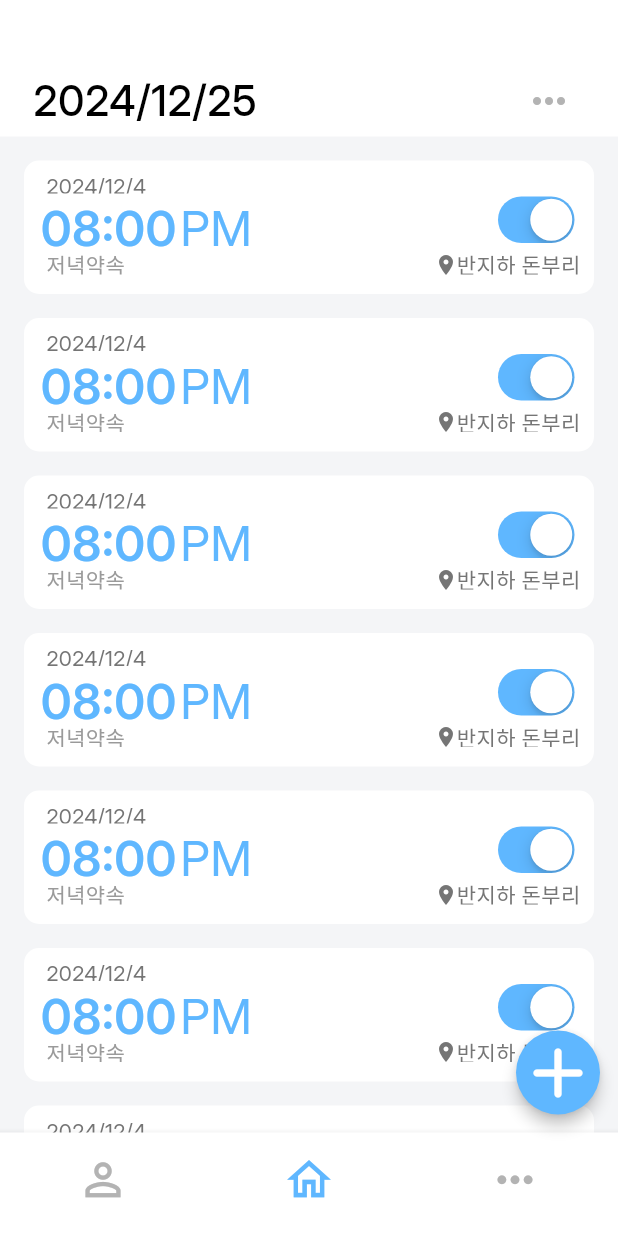
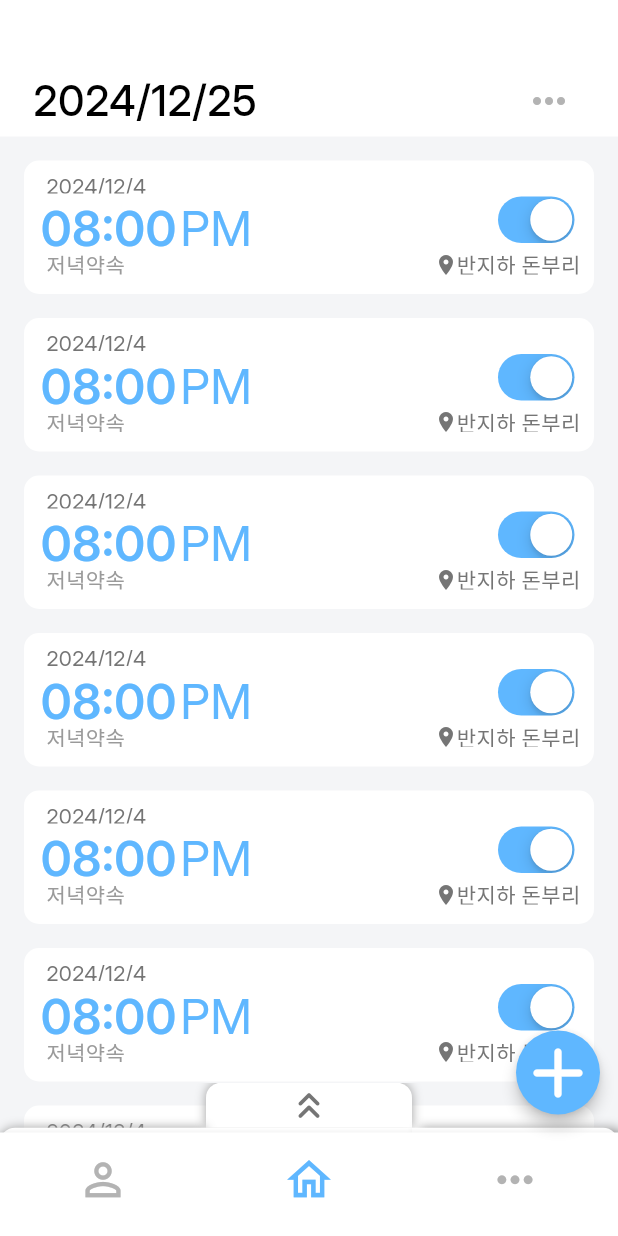
Before and after one commit to SiGO-reminder/SiGO-frontend, a Flutter app: the screen it shows after launch, on a phone screen of 412 x 824 dp. Run offline on Flutter 3.47's test engine with Material 3 defaults, Android fonts, the phone set to English and light mode, and no system bars.

Commit message:
feat_0105

```diff
--- a/lib/main.dart
+++ b/lib/main.dart
@@ -14,7 +14,7 @@ class MyApp extends StatefulWidget {
 
   // 다른 화면에서도 호출할 수 있도록
   static void addSomething() {
-    print('Adding!!!'); //HomeScreen '+'버튼 함수
+    print('HomeScreen  + 버튼 함수'); //HomeScreen '+'버튼 함수
   }
 }
 
@@ -26,7 +26,7 @@ class _MyAppState extends State<MyApp> {
         scaffoldBackgroundColor: const Color(0xffF4F5F7),
         fontFamily: 'Inter',
       ),
-      home: const HomeScreen(), //홈화면면면
+      home: const HomeScreen(), //홈화면
     );
   }
 }
--- a/lib/screen/Homescreen.dart
+++ b/lib/screen/Homescreen.dart
@@ -1,6 +1,7 @@
 import 'package:flutter/material.dart';
 import 'package:projects/widgets/plus_button.dart';
-import 'package:projects/widgets/AlarmBox.dart';
+import 'package:projects/widgets/draggableScrollableSheet.dart';
+import 'package:projects/widgets/alarmBox.dart';
 import 'package:projects/main.dart';
 import 'package:flutter/cupertino.dart';
 
@@ -14,6 +15,25 @@ class HomeScreen extends StatefulWidget {
 class _HomeScreenState extends State<HomeScreen> {
   @override
   Widget build(BuildContext context) {
+    const AlarmStack = SafeArea(
+      child: SingleChildScrollView(
+        child: Column(
+          children: [
+            AlarmBox(),
+            AlarmBox(),
+            AlarmBox(),
+            AlarmBox(),
+            AlarmBox(),
+            AlarmBox(),
+            AlarmBox(),
+            AlarmBox(),
+            AlarmBox(),
+            AlarmBox(),
+            AlarmBox(),
+          ],
+        ),
+      ),
+    );
     return Scaffold(
       appBar: PreferredSize(
         preferredSize: const Size.fromHeight(91),
@@ -32,38 +52,77 @@ class _HomeScreenState extends State<HomeScreen> {
                     fontWeight: FontWeight.w500,
                   ),
                 ),
-                IconButton(
-                  onPressed: () {},
+                PopupMenuButton(
+                  color: const Color(0xffF4F5F7),
+                  popUpAnimationStyle: AnimationStyle(
+                    curve: Easing.emphasizedDecelerate,
+                    duration: const Duration(seconds: 1),
+                  ),
                   icon: const Icon(
                     Icons.more_horiz_rounded,
                     color: Color(0xffB3B3B3),
                     size: 32,
                   ),
+                  itemBuilder: (context) => <PopupMenuEntry>[
+                    const PopupMenuItem(
+                      child: ListTile(
+                        leading: Icon(
+                          Icons.data_array_rounded,
+                          size: 20,
+                        ),
+                        title: Text(
+                          "정렬",
+                          style: TextStyle(
+                            fontSize: 14,
+                            fontWeight: FontWeight.w200,
+                            color: Colors.black54,
+                          ),
+                        ),
+                      ),
+                    ),
+                    PopupMenuItem(
+                      onTap: () {
+                        print("#1");
+                      },
+                      child: const ListTile(
+                        title: Text(
+                          "일정 기준",
+                          style: TextStyle(
+                            fontSize: 14,
+                            fontWeight: FontWeight.w400,
+                            color: Colors.black87,
+                          ),
+                        ),
+                      ),
+                    ),
+                    const PopupMenuDivider(),
+                    PopupMenuItem(
+                      onTap: () {
+                        print("#2");
+                      },
+                      child: const ListTile(
+                        title: Text(
+                          "날짜 기준",
+                          style: TextStyle(
+                            fontSize: 14,
+                            fontWeight: FontWeight.w400,
+                            color: Colors.black87,
+                          ),
+                        ),
+                      ),
+                    ),
+                  ],
                 ),
               ],
             ),
           ),
         ),
       ),
-      body: const SafeArea(
-        child: SingleChildScrollView(
-          child: Column(
-            children: [
-              AlarmBox(),
-              AlarmBox(),
-              AlarmBox(),
-              AlarmBox(),
-              AlarmBox(),
-              AlarmBox(),
-              AlarmBox(),
-              AlarmBox(),
-              AlarmBox(),
-              AlarmBox(),
-              AlarmBox(),
-              AlarmBox(),
-            ],
-          ),
-        ),
+      body: const Stack(
+        children: [
+          AlarmStack,
+          ScrollableSheet(),
+        ],
       ),
       floatingActionButton: const Button(
         addPressed: MyApp.addSomething,
--- a/lib/widgets/AlarmBox.dart
+++ b/lib/widgets/AlarmBox.dart
@@ -9,7 +9,7 @@ class AlarmBox extends StatefulWidget {
 }
 
 class _AlarmBoxState extends State<AlarmBox> {
-  bool isChecked = true; // 알람이 켜져있는지 꺼져있는지 확인인
+  bool isChecked = true; // 알람이 켜져있는지 꺼져있는지 확인
 
   void _handleTap() {
     // 버튼이 눌렸을 때의 동작
--- /dev/null
+++ b/lib/widgets/draggableScrollableSheet.dart
@@ -0,0 +1,200 @@
+import 'package:flutter/material.dart';
+import 'package:projects/widgets/alarmBox.dart';
+
+class ScrollableSheet extends StatelessWidget {
+  const ScrollableSheet({super.key});
+
+  @override
+  Widget build(BuildContext context) {
+    return DraggableScrollableSheet(
+      initialChildSize: 0.05,
+      minChildSize: 0.05,
+      maxChildSize: 1.0,
+      builder: (BuildContext context, ScrollController scrollController) {
+        return SingleChildScrollView(
+          controller: scrollController,
+          child: Column(
+            children: [
+              Row(
+                crossAxisAlignment: CrossAxisAlignment.start, // 상단 정렬
+                mainAxisAlignment: MainAxisAlignment.spaceBetween,
+                children: [
+                  Expanded(
+                    child: Container(
+                      height: 30,
+                      color: Colors.transparent,
+                    ),
+                  ),
+                  Flexible(
+                    flex: 1,
+                    child: Container(
+                      width: double.infinity,
+                      height: 30,
+                      decoration: const BoxDecoration(
+                        color: Colors.white,
+                        borderRadius: BorderRadius.only(
+                          topRight: Radius.circular(
+                            10,
+                          ),
+                          topLeft: Radius.circular(10),
+                        ),
+                        boxShadow: [
+                          BoxShadow(
+                            color: Colors.grey,
+                            spreadRadius: 0,
+                            blurRadius: 5.0,
+                            offset:
+                                Offset(0, -0.01), // changes position of shadow
+                          ),
+                        ],
+                      ),
+                      child: const Icon(
+                        Icons.keyboard_double_arrow_up_rounded,
+                        color: Color(0xff757575),
+                        size: 30,
+                      ),
+                    ),
+                  ),
+                  Expanded(
+                    child: Container(
+                      height: 30,
+                      color: Colors.transparent,
+                    ),
+                  ),
+                ],
+              ),
+              Row(
+                crossAxisAlignment: CrossAxisAlignment.start,
+                mainAxisAlignment: MainAxisAlignment.spaceBetween,
+                children: [
+                  Expanded(
+                    child: Container(
+                      height: 10,
+                      decoration: const BoxDecoration(
+                        borderRadius: BorderRadius.only(
+                          topLeft: Radius.circular(10),
+                        ),
+                        color: Colors.white,
+                        boxShadow: [
+                          BoxShadow(
+                            color: Colors.grey,
+                            spreadRadius: 0,
+                            blurRadius: 5.0,
+                            offset:
+                                Offset(0, -0.01), // changes position of shadow
+                          ),
+                        ],
+                      ),
+                    ),
+                  ),
+                  Flexible(
+                    flex: 1,
+                    child: Container(
+                      width: double.infinity,
+                      height: 10,
+                      decoration: const BoxDecoration(
+                        color: Colors.white,
+                      ),
+                    ),
+                  ),
+                  Expanded(
+                    child: Container(
+                      height: 10,
+                      decoration: const BoxDecoration(
+                        borderRadius: BorderRadius.only(
+                          topRight: Radius.circular(10),
+                        ),
+                        color: Colors.white,
+                        boxShadow: [
+                          BoxShadow(
+                            color: Colors.grey,
+                            spreadRadius: 0,
+                            blurRadius: 5.0,
+                            offset:
+                                Offset(5, -0.01), // changes position of shadow
+                          ),
+                        ],
+                      ),
+                    ),
+                  ),
+                ],
+              ),
+              Container(
+                height: 1500,
+                decoration: const BoxDecoration(
+                  color: Color(0xffF4F5F7),
+                ),
+                child: const Column(
+                  children: [
+                    Row(
+                      crossAxisAlignment:
+                          CrossAxisAlignment.start, // Row 내에서 Text를 상단에 정렬
+                      children: [
+                        Padding(
+                          padding: EdgeInsets.fromLTRB(23, 13, 0, 1),
+                          child: Text(
+                            "향후 일정 보기",
+                            style: TextStyle(
+                              fontSize: 20,
+                              fontWeight: FontWeight.w400,
+                              color: Color(0xff757575),
+                            ),
+                          ),
+                        ),
+                        Padding(
+                          padding: EdgeInsets.fromLTRB(4, 18.5, 0, 1),
+                          child: Icon(
+                            Icons.calendar_today_outlined,
+                            color: Color(0xff757575),
+                            size: 19,
+                          ),
+                        )
+                      ],
+                    ),
+                    nextCalender(),
+                    nextCalender(),
+                    nextCalender(),
+                    nextCalender(),
+                  ],
+                ),
+              ),
+            ],
+          ),
+        );
+      },
+    );
+  }
+}
+
+class nextCalender extends StatelessWidget {
+  const nextCalender({
+    super.key,
+  });
+
+  @override
+  Widget build(BuildContext context) {
+    return const Padding(
+      padding: EdgeInsets.symmetric(horizontal: 17, vertical: 6),
+      child: ExpansionTile(
+        minTileHeight: 36,
+        controlAffinity: ListTileControlAffinity.leading,
+        title: Text(
+          "2077/01/01",
+          style: TextStyle(
+            fontSize: 20,
+            fontWeight: FontWeight.w400,
+          ),
+        ),
+        initiallyExpanded: false,
+        backgroundColor: Color(0xffF4F5F7),
+        iconColor: Colors.blue,
+        collapsedBackgroundColor: Colors.white,
+        children: [
+          AlarmBox(),
+          AlarmBox(),
+          AlarmBox(),
+        ],
+      ),
+    );
+  }
+}
```
